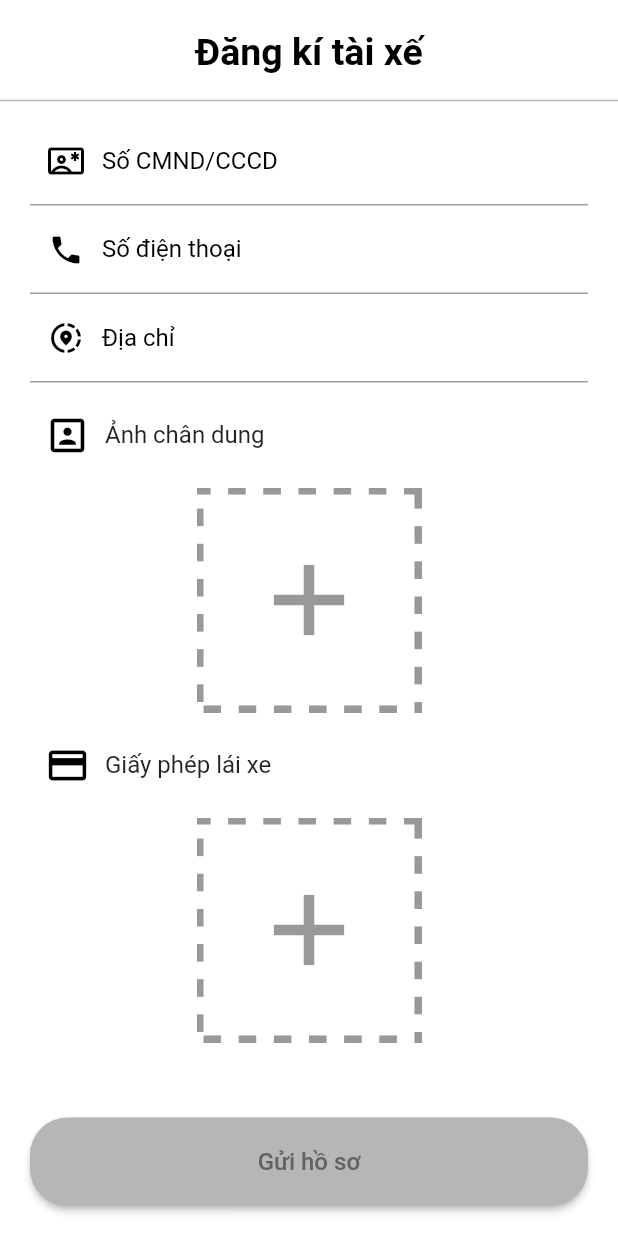
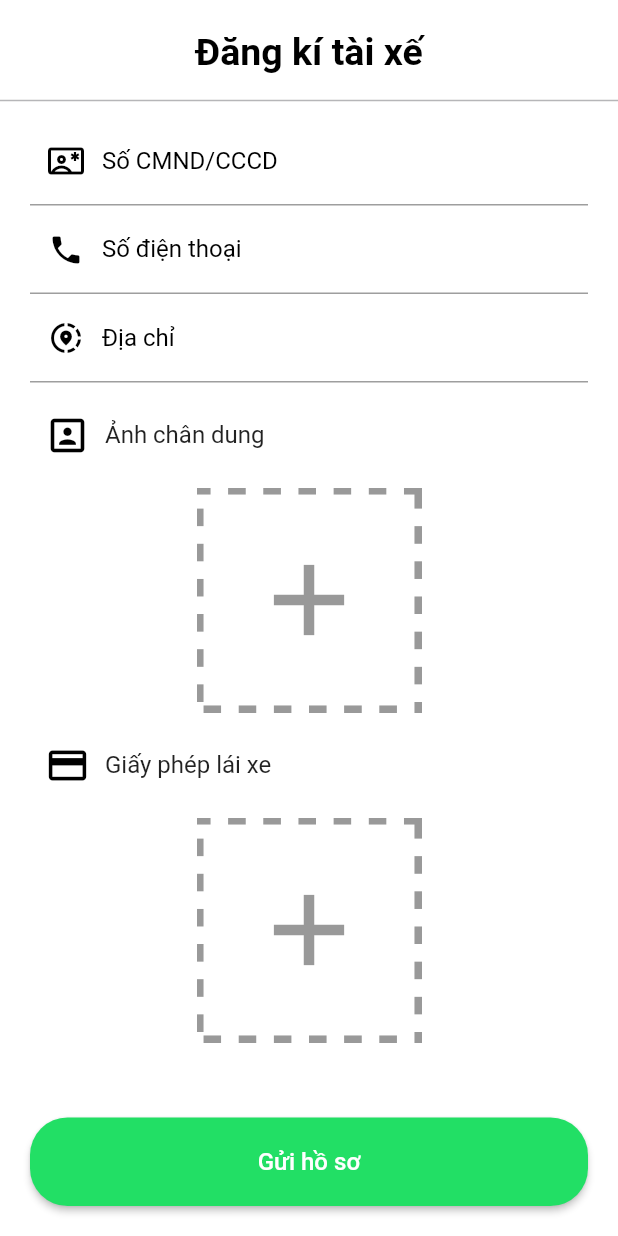
Before and after one commit to Phandung1312/GoApp, a Flutter app: the RegisterPage screen opened by its route, scrolled down 195 dp, on a phone screen of 412 x 824 dp. Run offline on Flutter 3.47's test engine with Material 2 defaults, Android fonts, the phone set to English and light mode, and no system bars; our stand-ins replace bloc, dartz, dio, flutter_bloc, freezed_annotation, get_it and 5 more; generated files the repository leaves out were written again.

Commit message:
update drive

```diff
--- a/go_app_driver/lib/config/colors.dart
+++ b/go_app_driver/lib/config/colors.dart
@@ -7,6 +7,7 @@ class AppColors {
   static const Color itemGreen = Color(0xFF0FA958);
   static const Color primaryGreen = Color(0xFF22DF65);
   static const Color itemUnselected = Color(0xFF919297);
+  static const Color primaryGrayText = Color.fromARGB(255, 125, 125, 128);
   static const Color grayLine = Color.fromARGB(255, 182, 182, 184);
   static const Color hintText = Color.fromARGB(255, 160, 160, 160);
   static const Color buttonInActiveText = Color.fromARGB(255, 98, 98, 99);
--- a/go_app_driver/lib/config/images.dart
+++ b/go_app_driver/lib/config/images.dart
@@ -9,6 +9,7 @@ class _Image extends AssetImage {
 class AppImages{
 
   static const appLogo = _Image('app_logo.png');
+  static const backgrounPending = _Image('background_pending.png');
   static const icGoogle = _Image('ic_google.png');
   static const icCompass = _Image('ic_compass.png');
   static const icCompassSelected = _Image('ic_compass_selected.png');
--- a/go_app_driver/lib/config/routes.dart
+++ b/go_app_driver/lib/config/routes.dart
@@ -1,5 +1,6 @@
 import 'package:flutter/material.dart';
 import 'package:go_app_driver/presentation/pages/login/login_page.dart';
+import 'package:go_app_driver/presentation/pages/login/pending_page.dart';
 import 'package:go_app_driver/presentation/pages/login/register_page.dart';
 
 enum Routes { splash, login, register, home }
@@ -8,6 +9,7 @@ class Paths {
   static const String splash = '/';
   static const String login = '/login';
   static const String register = '/register';
+  static const String pending = '/pending';
   static const String home = '/home';
 
 
@@ -20,6 +22,8 @@ class AppNavigator {
         return _materialRoute(const LoginPage());
       case Paths.register:
         return _materialRoute(const RegisterPage());
+      case Paths.pending:
+        return _materialRoute(const PendingPage());
       default:
         return _materialRoute(const LoginPage());
     }
--- a/go_app_driver/lib/config/styles.dart
+++ b/go_app_driver/lib/config/styles.dart
@@ -1,6 +1,7 @@
 
 
 import 'package:flutter/material.dart';
+import 'package:go_app_driver/config/colors.dart';
 
 class Styles{
   static const TextStyle titleText = TextStyle(
@@ -8,4 +9,9 @@ class Styles{
     fontWeight: FontWeight.bold,
     fontSize: 25
   );
+  static const TextStyle noticeText = TextStyle(
+
+    color: AppColors.primaryGrayText,
+    fontSize: 20,
+  );
 }
--- a/go_app_driver/lib/core/inject/injection.dart
+++ b/go_app_driver/lib/core/inject/injection.dart
@@ -8,5 +8,5 @@ final getIt = GetIt.instance;
 
 @InjectableInit()
 Future<void> configureInjection(String env) async {
-  await getIt.init(environment: env);
+   getIt.init(environment: env);
 }
--- a/go_app_driver/lib/domain/usecases/account/login_usecase.dart
+++ b/go_app_driver/lib/domain/usecases/account/login_usecase.dart
@@ -1,12 +1,16 @@
 
 import 'package:go_app_driver/core/usecase/usecase.dart';
 import 'package:go_app_driver/domain/entities/account.dart';
+import 'package:go_app_driver/domain/repositories/account_repository.dart';
+import 'package:injectable/injectable.dart';
 
+@lazySingleton
 class LoginUseCase extends NoPramsUseCase<Account>{
+  LoginUseCase(this._repository);
+  final AccountRepository _repository;
   @override
   Future<Account> call() {
-
-    throw UnimplementedError();
+    return _repository.getAccount();
   }
 
 }
--- a/go_app_driver/lib/presentation/bloc/login/login_bloc.dart
+++ b/go_app_driver/lib/presentation/bloc/login/login_bloc.dart
@@ -1,4 +1,5 @@
 import 'package:flutter_bloc/flutter_bloc.dart';
+import 'package:go_app_driver/domain/usecases/account/login_usecase.dart';
 import 'package:injectable/injectable.dart';
 
 part 'login_event.dart';
@@ -6,13 +7,14 @@ part 'login_state.dart';
 
 @injectable
 class LoginBloc extends Bloc<LoginEvent, LoginState> {
-  LoginBloc() : super(LoginInitial()) {
+  final LoginUseCase _loginUseCase;
+  LoginBloc(this._loginUseCase) : super(LoginInitial()) {
     on<LoginStarted>(_onLoginStarted);
   }
 
   void _onLoginStarted(LoginStarted event, Emitter<LoginState> emit) async {
     emit(LoginInprogress());
-    await Future.delayed(const Duration(seconds: 2));
+    // final Account = await _loginUseCase();
     emit(LoginSucess());
   }
 }
--- a/go_app_driver/lib/presentation/pages/login/register_page.dart
+++ b/go_app_driver/lib/presentation/pages/login/register_page.dart
@@ -22,9 +22,6 @@ class _RegisterState extends State<RegisterPage> {
   final TextEditingController _dateController = TextEditingController();
   bool genderValue = true;
 
-  File? _selectedAvatar;
-  File? _selectedLisence;
-
   @override
   Widget build(BuildContext context) {
     return SafeArea(
@@ -32,7 +29,7 @@ class _RegisterState extends State<RegisterPage> {
       body: SizedBox(
         width: double.infinity,
         child: Column(mainAxisSize: MainAxisSize.max, children: [
-          const MainToolBar(isBack: false),
+          const MainToolBar(title: "Đăng kí tài xế",isBack: false),
           Flexible(
               flex: 1,
               child: SingleChildScrollView(
@@ -161,7 +158,7 @@ class _RegisterState extends State<RegisterPage> {
                             SizedBox(
                               child: InkWell(
                                   onTap: () {
-                                    _selectImage(context, _selectedAvatar);
+                                    _selectImage(context, ImageOptions.avatar);
                                   },
                                   child: _selectedAvatar != null
                                       ? Image.file(
@@ -200,7 +197,7 @@ class _RegisterState extends State<RegisterPage> {
                             SizedBox(
                               child: InkWell(
                                   onTap: () {
-                                    _selectImage(context, _selectedLisence);
+                                    _selectImage(context, ImageOptions.license );
                                   },
                                   child: _selectedLisence != null
                                       ? Image.file(
@@ -225,17 +222,20 @@ class _RegisterState extends State<RegisterPage> {
                     width: double.infinity,
                     child: ElevatedButton(
                         onPressed: () {
-                          if (_formKey.currentState!.validate()) {}
+                          if (_formKey.currentState!.validate()) {
+
+                          }
                         },
                         style: ElevatedButton.styleFrom(
+
                             padding: const EdgeInsets.all(20.0),
                             shape: RoundedRectangleBorder(
                                 borderRadius: BorderRadius.circular(25)),
-                            backgroundColor: AppColors.grayLine),
+                            backgroundColor: AppColors.primaryGreen),
                         child: const Text(
                           "Gửi hồ sơ",
                           style: TextStyle(
-                            color: AppColors.buttonInActiveText,
+                            color: Colors.white,
                             fontSize: 16.0,
                           ),
                         )),
@@ -284,8 +284,9 @@ class _RegisterState extends State<RegisterPage> {
       _dateController.text = picked.toString().split(" ")[0];
     }
   }
-
-  Future<void> _selectImage(BuildContext context, File? imageFile) async {
+  File? _selectedAvatar;
+  File? _selectedLisence;
+  Future<void> _selectImage(BuildContext context, ImageOptions imageOption) async {
     showDialog(
         context: context,
         builder: (context) {
@@ -299,7 +300,7 @@ class _RegisterState extends State<RegisterPage> {
                     title: const Text("Máy ảnh"),
                     onTap: () {
                       _handleImageSelection(
-                          context, ImageSource.camera, imageFile);
+                          context, ImageSource.camera,  imageOption);
                       Navigator.of(context).pop();
                     },
                   ),
@@ -308,7 +309,7 @@ class _RegisterState extends State<RegisterPage> {
                     title: const Text("Thư viện"),
                     onTap: () {
                       _handleImageSelection(
-                          context, ImageSource.gallery, imageFile);
+                          context, ImageSource.gallery, imageOption);
                       Navigator.of(context).pop();
                     },
                   )
@@ -329,11 +330,22 @@ class _RegisterState extends State<RegisterPage> {
   }
 
   Future _handleImageSelection(
-      BuildContext context, ImageSource imageSource, File? imageFile) async {
+      BuildContext context, ImageSource imageSource, ImageOptions imageOption) async {
     final returnedImage = await ImagePicker().pickImage(source: imageSource);
     if (returnedImage == null) return;
     setState(() {
-      // _selectedLisence = File(returnedImage.path);
+      if(imageOption == ImageOptions.avatar){
+        _selectedAvatar = File(returnedImage.path);
+      }
+      else{
+        _selectedLisence = File(returnedImage.path);
+      }
     });
   }
 }
+
+
+enum ImageOptions{
+  avatar,
+  license
+}
--- a/go_app_driver/lib/presentation/widgets/main_tool_bar.dart
+++ b/go_app_driver/lib/presentation/widgets/main_tool_bar.dart
@@ -4,7 +4,8 @@ import 'package:go_app_driver/config/styles.dart';
 
 class MainToolBar extends StatelessWidget {
   final bool isBack;
-  const MainToolBar({Key? key, this.isBack = true}) : super(key: key);
+  final String title;
+  const MainToolBar({Key? key,this.title ="" ,this.isBack = true}) : super(key: key);
 
   @override
   Widget build(BuildContext context) {
@@ -26,9 +27,9 @@ class MainToolBar extends StatelessWidget {
                       },
                       child: const Icon(Icons.arrow_back),
                     )),
-              const Positioned(
+               Positioned(
                   child: Text(
-                "Đăng kí tài xế",
+                title,
                 style: Styles.titleText,
               )),
             ])),
```
Also changed, not shown: go_app_driver/lib/data/repositories/acccount_repository_impl.dart (+23 -3 lines), go_app_driver/lib/presentation/pages/login/pending_page.dart (added, +44 -0 lines), go_app_driver/assets/images/background_pending.png (added), go_app_driver/lib/core/inject/injection.config.dart.
